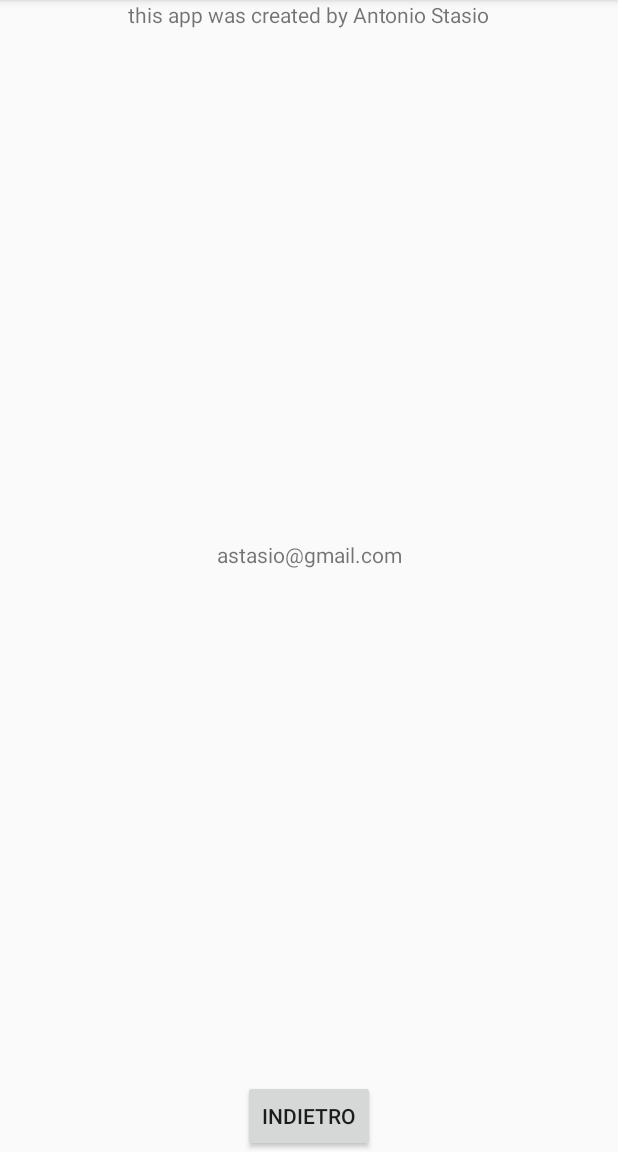
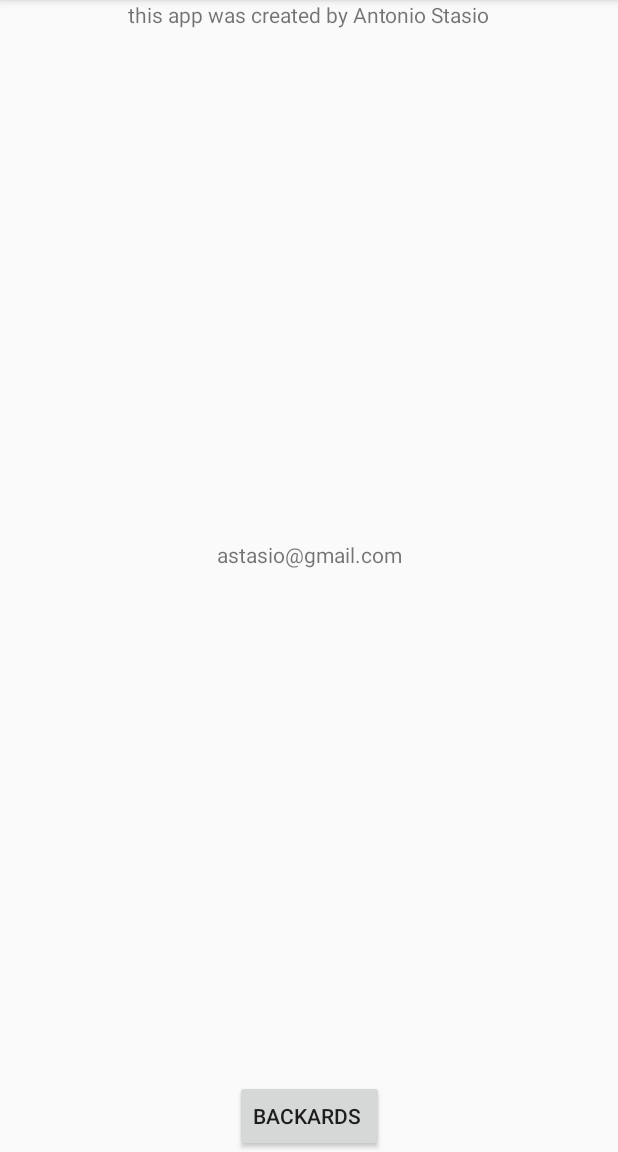
Before and after one commit to astasio/SimInfo, an Android app: the MainActivity2 screen opened directly, with no data from a screen before it, on a phone screen of 412 x 824 dp, the part 84-1236 px from its top. Run offline under Robolectric (Android 15) with nearby library versions, the light colour scheme and no system bars.

Commit message:
updated translations

```diff
--- a/app/src/main/res/values/strings.xml
+++ b/app/src/main/res/values/strings.xml
@@ -7,5 +7,5 @@
     <string name="button_crediti">Credits</string>
     <string name="questa_app_stata_creata_da_antonio_stasio">this app was created by Antonio Stasio</string>
     <string name="astasio_gmail_com">astasio@gmail.com</string>
-    <string name="indietro">Indietro</string>
+    <string name="indietro">"backards "</string>
 </resources>
```
Also changed, not shown: 9 other files.
